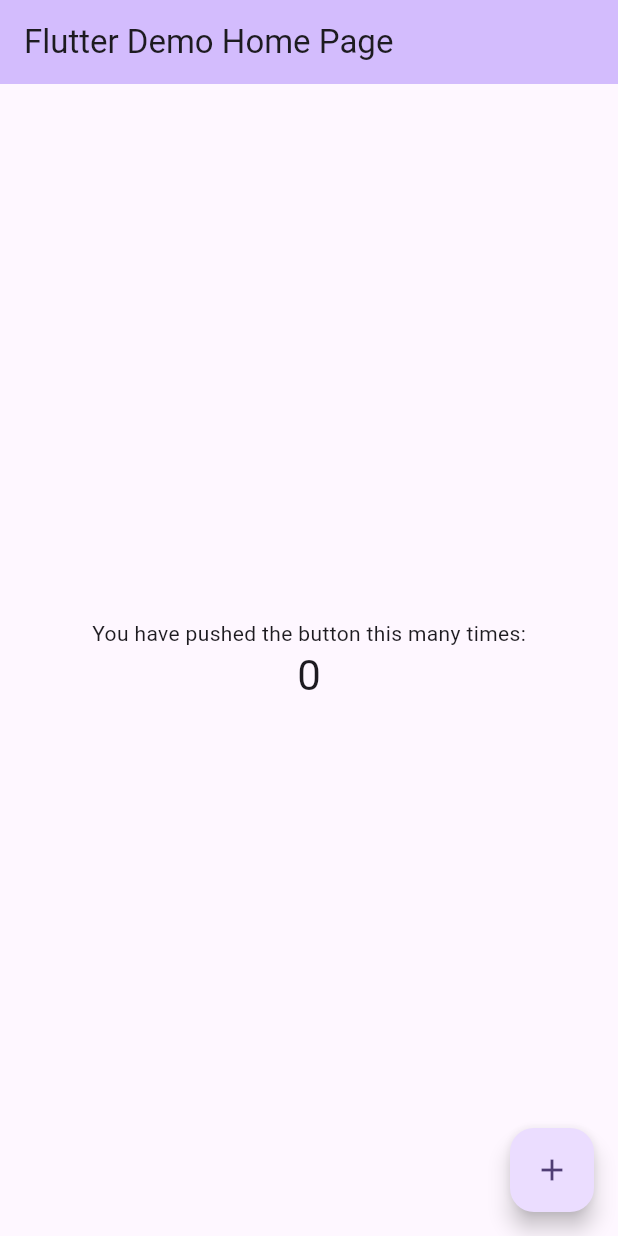
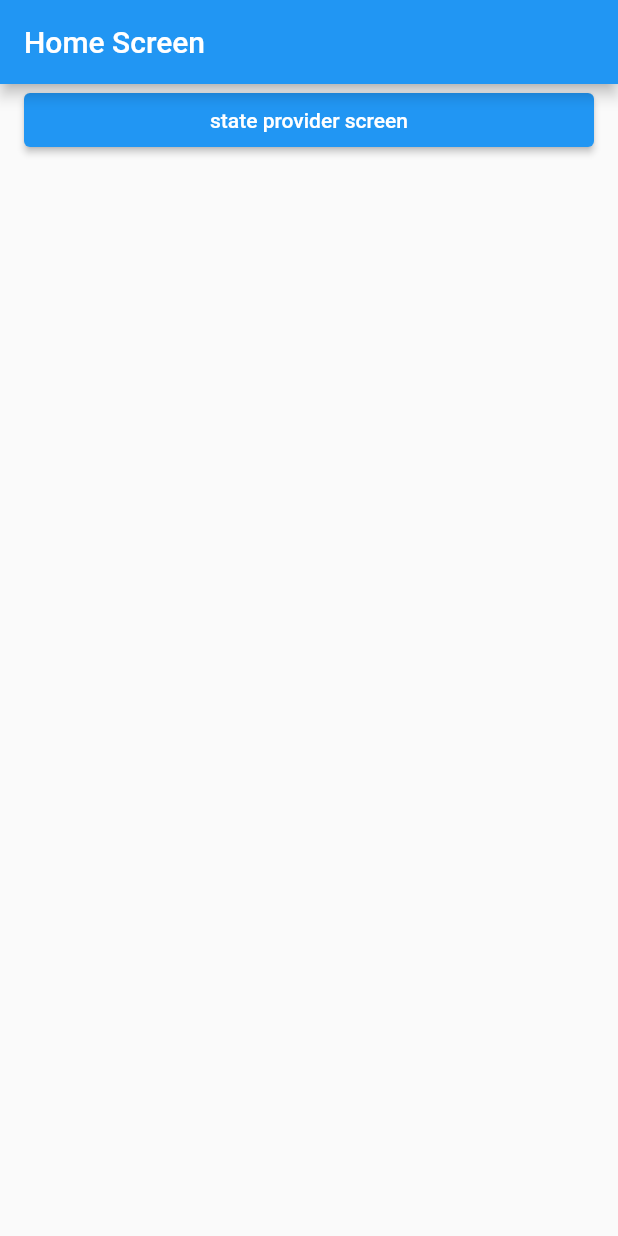
Before and after one commit to hexaspace/flutter-Riverpod-tutorial, a Flutter app: the screen it shows after launch, on a phone screen of 412 x 824 dp. Run offline on Flutter 3.47's test engine with Material 2 defaults, Android fonts, the phone set to English and light mode, and no system bars; our stand-ins replace flutter_riverpod.

Commit message:
Feat: riverpod 소개
- riverpod 상태관리가 뭔지 보여줌
- 주로 사용하는건 read, watch, listen
- default layout으로 공통된 scaffold, appbar를 사용
- elevate button, navigator, material page route를 사용해서 다른 페이지로 넘어감.

```diff
--- /dev/null
+++ b/lib/layout/default_layout.dart
@@ -0,0 +1,26 @@
+import "package:flutter/material.dart";
+
+class DefaultLayout extends StatelessWidget {
+  final String title;
+  final Widget body;
+  final List<Widget>? actions; // 앱바 오른쪽 끝에 들어가는것. 필수적이지 않음
+  const DefaultLayout({
+    required this.title,
+    required this.body,
+    this.actions,
+    Key? key,
+  }) : super(key: key);
+
+  @override
+  Widget build(BuildContext context) {
+    return Scaffold(
+        appBar: AppBar(
+          title: Text(title),
+          actions: actions,
+        ),
+        body: Padding(
+          padding: EdgeInsets.symmetric(horizontal: 16.0),
+          child: body,
+        ));
+  }
+}
--- a/lib/main.dart
+++ b/lib/main.dart
@@ -1,125 +1,13 @@
 import 'package:flutter/material.dart';
+import 'package:flutter_riverpod/flutter_riverpod.dart';
+import 'package:flutter_riverpod_tutorial/screen/home_screen.dart';
 
 void main() {
-  runApp(const MyApp());
+  runApp(
+    ProviderScope(
+      child: MaterialApp(
+        home: HomeScreen(),
+      ),
+    ),
+  );
 }
-
-class MyApp extends StatelessWidget {
-  const MyApp({super.key});
-
-  // This widget is the root of your application.
-  @override
-  Widget build(BuildContext context) {
-    return MaterialApp(
-      title: 'Flutter Demo',
-      theme: ThemeData(
-        // This is the theme of your application.
-        //
-        // TRY THIS: Try running your application with "flutter run". You'll see
-        // the application has a blue toolbar. Then, without quitting the app,
-        // try changing the seedColor in the colorScheme below to Colors.green
-        // and then invoke "hot reload" (save your changes or press the "hot
-        // reload" button in a Flutter-supported IDE, or press "r" if you used
-        // the command line to start the app).
-        //
-        // Notice that the counter didn't reset back to zero; the application
-        // state is not lost during the reload. To reset the state, use hot
-        // restart instead.
-        //
-        // This works for code too, not just values: Most code changes can be
-        // tested with just a hot reload.
-        colorScheme: ColorScheme.fromSeed(seedColor: Colors.deepPurple),
-        useMaterial3: true,
-      ),
-      home: const MyHomePage(title: 'Flutter Demo Home Page'),
-    );
-  }
-}
-
-class MyHomePage extends StatefulWidget {
-  const MyHomePage({super.key, required this.title});
-
-  // This widget is the home page of your application. It is stateful, meaning
-  // that it has a State object (defined below) that contains fields that affect
-  // how it looks.
-
-  // This class is the configuration for the state. It holds the values (in this
-  // case the title) provided by the parent (in this case the App widget) and
-  // used by the build method of the State. Fields in a Widget subclass are
-  // always marked "final".
-
-  final String title;
-
-  @override
-  State<MyHomePage> createState() => _MyHomePageState();
-}
-
-class _MyHomePageState extends State<MyHomePage> {
-  int _counter = 0;
-
-  void _incrementCounter() {
-    setState(() {
-      // This call to setState tells the Flutter framework that something has
-      // changed in this State, which causes it to rerun the build method below
-      // so that the display can reflect the updated values. If we changed
-      // _counter without calling setState(), then the build method would not be
-      // called again, and so nothing would appear to happen.
-      _counter++;
-    });
-  }
-
-  @override
-  Widget build(BuildContext context) {
-    // This method is rerun every time setState is called, for instance as done
-    // by the _incrementCounter method above.
-    //
-    // The Flutter framework has been optimized to make rerunning build methods
-    // fast, so that you can just rebuild anything that needs updating rather
-    // than having to individually change instances of widgets.
-    return Scaffold(
-      appBar: AppBar(
-        // TRY THIS: Try changing the color here to a specific color (to
-        // Colors.amber, perhaps?) and trigger a hot reload to see the AppBar
-        // change color while the other colors stay the same.
-        backgroundColor: Theme.of(context).colorScheme.inversePrimary,
-        // Here we take the value from the MyHomePage object that was created by
-        // the App.build method, and use it to set our appbar title.
-        title: Text(widget.title),
-      ),
-      body: Center(
-        // Center is a layout widget. It takes a single child and positions it
-        // in the middle of the parent.
-        child: Column(
-          // Column is also a layout widget. It takes a list of children and
-          // arranges them vertically. By default, it sizes itself to fit its
-          // children horizontally, and tries to be as tall as its parent.
-          //
-          // Column has various properties to control how it sizes itself and
-          // how it positions its children. Here we use mainAxisAlignment to
-          // center the children vertically; the main axis here is the vertical
-          // axis because Columns are vertical (the cross axis would be
-          // horizontal).
-          //
-          // TRY THIS: Invoke "debug painting" (choose the "Toggle Debug Paint"
-          // action in the IDE, or press "p" in the console), to see the
-          // wireframe for each widget.
-          mainAxisAlignment: MainAxisAlignment.center,
-          children: <Widget>[
-            const Text(
-              'You have pushed the button this many times:',
-            ),
-            Text(
-              '$_counter',
-              style: Theme.of(context).textTheme.headlineMedium,
-            ),
-          ],
-        ),
-      ),
-      floatingActionButton: FloatingActionButton(
-        onPressed: _incrementCounter,
-        tooltip: 'Increment',
-        child: const Icon(Icons.add),
-      ), // This trailing comma makes auto-formatting nicer for build methods.
-    );
-  }
-}
--- /dev/null
+++ b/lib/riverpod/state_provider_screen.dart
@@ -0,0 +1,3 @@
+import 'package:flutter_riverpod/flutter_riverpod.dart';
+
+final numberProvider = StateProvider<int>((ref) => 0);
--- /dev/null
+++ b/lib/screen/home_screen.dart
@@ -0,0 +1,25 @@
+import 'package:flutter/material.dart';
+import 'package:flutter_riverpod_tutorial/layout/default_layout.dart';
+import 'package:flutter_riverpod_tutorial/screen/state_provider_screen.dart';
+
+class HomeScreen extends StatelessWidget {
+  const HomeScreen({super.key});
+
+  @override
+  Widget build(BuildContext context) {
+    return DefaultLayout(
+      title: "Home Screen",
+      body: ListView(children: [
+        ElevatedButton(
+            onPressed: () {
+              Navigator.of(context).push(
+                MaterialPageRoute(
+                  builder: (_) => StateProviderScreen(),
+                ),
+              );
+            },
+            child: Text('state provider screen'))
+      ]),
+    );
+  }
+}
```
Also changed, not shown: lib/screen/state_provider_screen.dart (added, +74 -0 lines), pubspec.yaml (+3 -4 lines), pubspec.lock.
